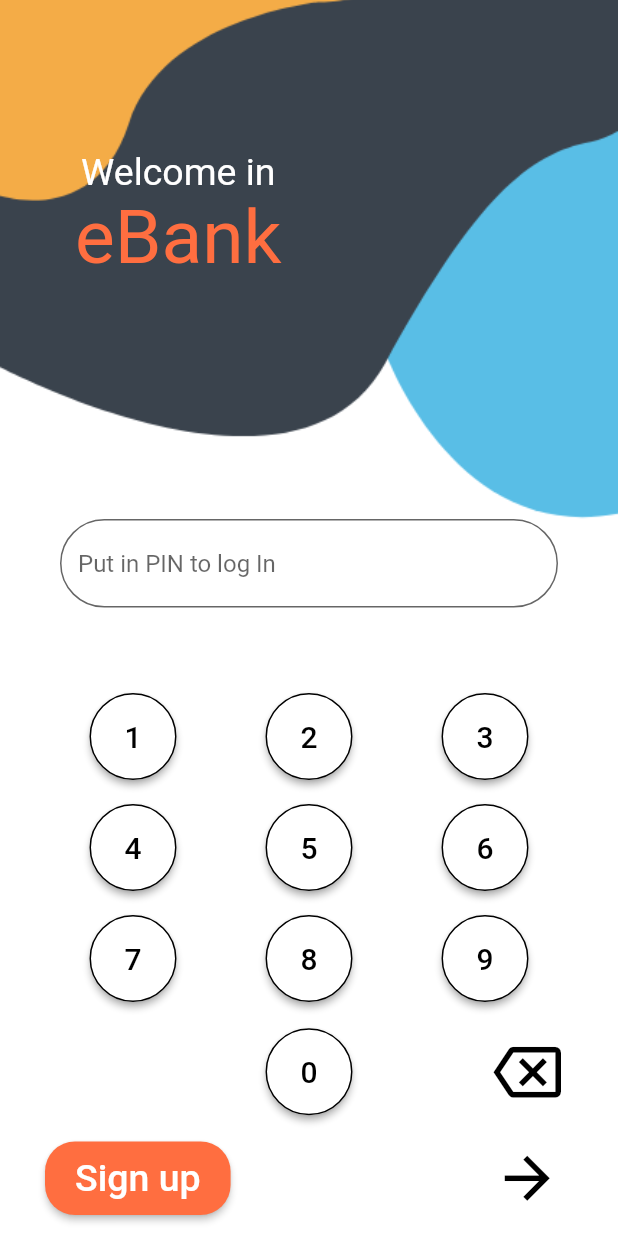
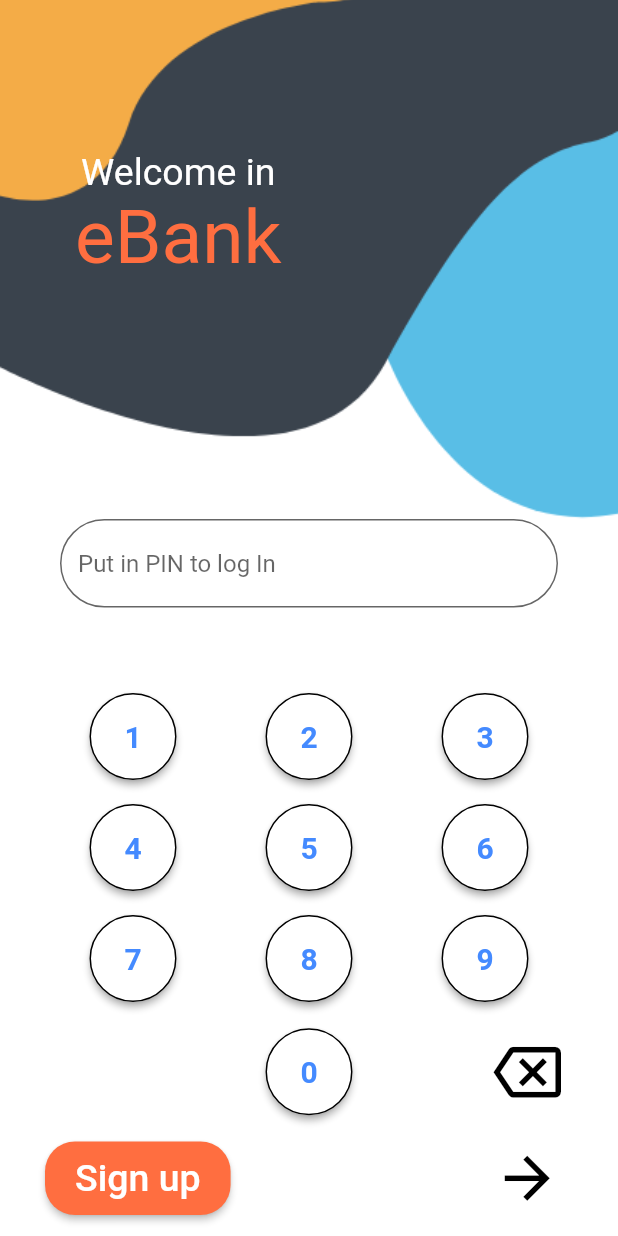
Before and after one commit to muhammadtalhanizam/Flutter-Project, a Flutter app: the screen it shows after launch, on a phone screen of 412 x 824 dp. Run offline on Flutter 3.47's test engine with Material 2 defaults, Android fonts, the phone set to English and light mode, and no system bars.

Commit message:
Button Modify

```diff
--- a/lib/num_button/num_button.dart
+++ b/lib/num_button/num_button.dart
@@ -2,7 +2,6 @@ import 'package:flutter/material.dart';
 
 class numButton extends StatelessWidget {
   final String text;
-  //final int fillColors;
 
   const numButton({Key? key, required this.text}) : super(key: key);
 
@@ -15,12 +14,12 @@ class numButton extends StatelessWidget {
           child: ElevatedButton(
             child: Text(
               text,
-              style: TextStyle(fontSize: 20),
+              style: TextStyle(
+                  fontSize: 20,
+                  fontWeight: FontWeight.bold,
+                  color: Colors.blueAccent),
             ),
             onPressed: () {},
-            //style: ButtonStyle(
-            //foregroundColor: Colors(0xFF0000),
-            //    ),
             style: ElevatedButton.styleFrom(
                 primary: Colors.white,
                 onPrimary: Colors.black,
@@ -31,17 +30,5 @@ class numButton extends StatelessWidget {
         ),
       ),
     );
-
-    /*child: SizedBox(
-            width: 65,
-            height: 65,
-            child: CircleAvatar(
-              onPressed: () {},
-              backgroundColor: Color(0xff4c505b),
-
-              radius: 30,
-              child: Text(text),
-              //color: Colors.blueGrey,
-            ))*/
   }
 }
```
